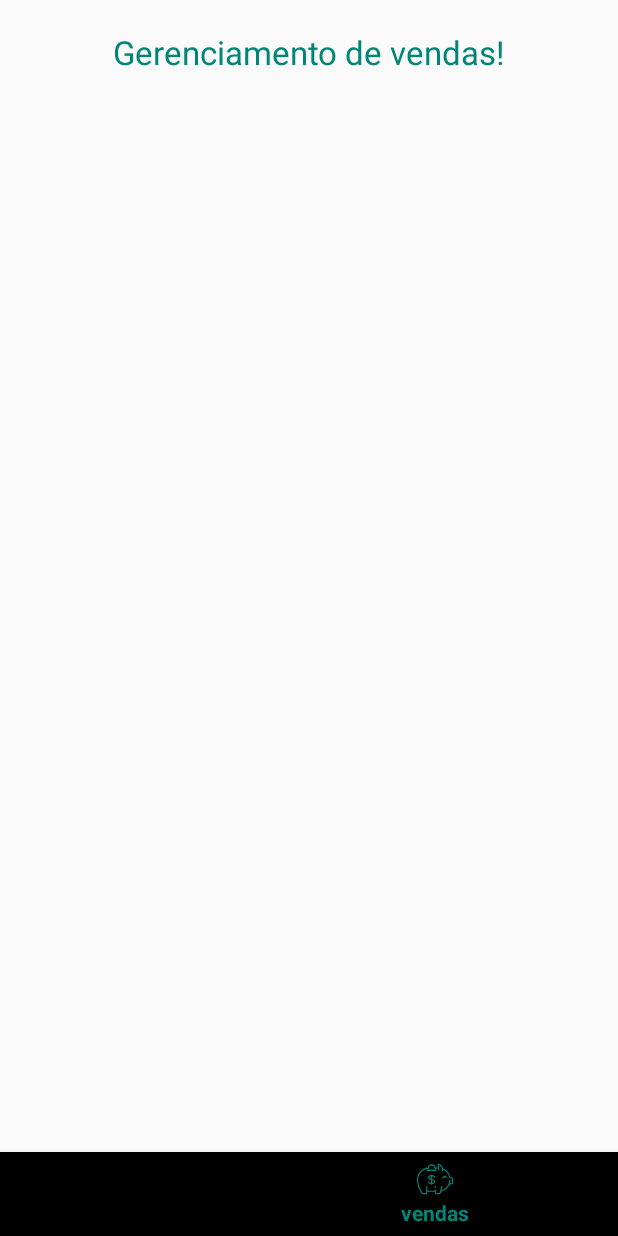
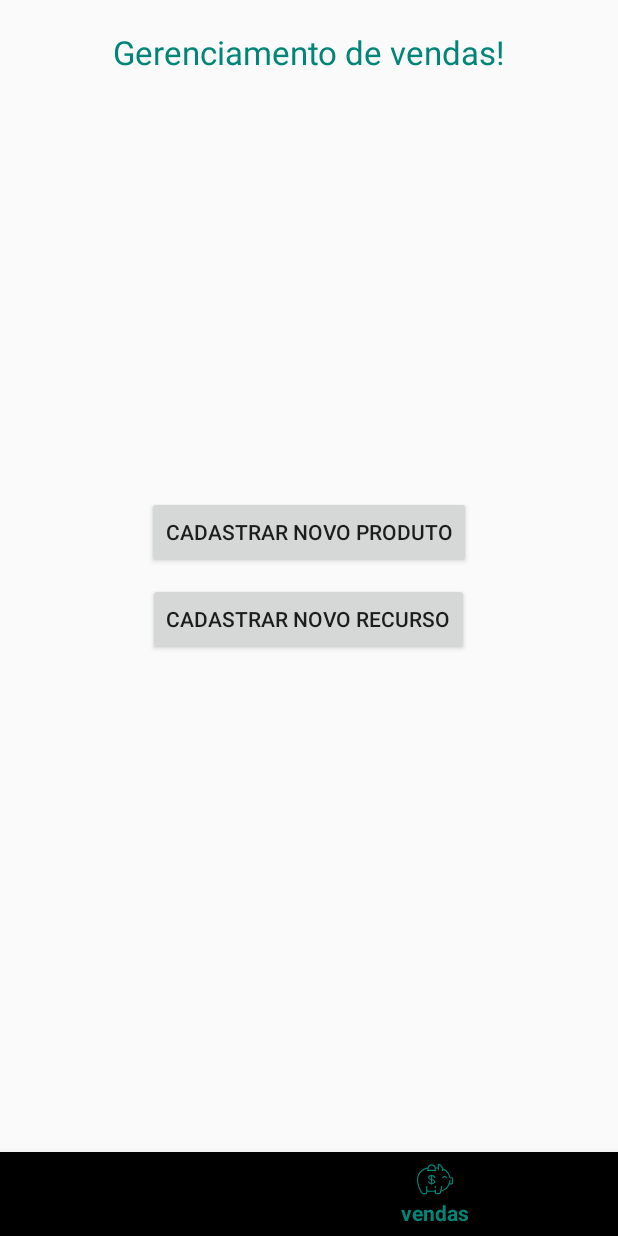
Before and after one commit to RodrigoNorio/construcao_software, an Android app: the screen it shows after launch (MainActivity), item 2 of the bottom bar chosen, on a phone screen of 412 x 824 dp. Run offline under Robolectric (Android 15) with nearby library versions, the light colour scheme and no system bars; our stand-ins replace ButterKnife.

Commit message:
Criação das telas de cadastro de Produto e Recurso. Implementação inicial dos botões de navegação para telas de cadastro das entidades.

```diff
--- a/app/src/main/java/com/example/trabalhocs/View/Fragments/FragmentVendas.java
+++ b/app/src/main/java/com/example/trabalhocs/View/Fragments/FragmentVendas.java
@@ -1,17 +1,29 @@
 package com.example.trabalhocs.View.Fragments;
 
+import android.content.Intent;
 import android.os.Bundle;
 import android.view.LayoutInflater;
 import android.view.View;
 import android.view.ViewGroup;
 
+import androidx.appcompat.widget.AppCompatButton;
 import androidx.fragment.app.Fragment;
 
 import com.example.trabalhocs.R;
+import com.example.trabalhocs.View.CadastrarProdutoActivity;
+import com.example.trabalhocs.View.CadastrarRecursoActivity;
 
+import butterknife.BindView;
 import butterknife.ButterKnife;
+import butterknife.OnClick;
 
 public class FragmentVendas extends Fragment {
+
+    @BindView(R.id.btn_cadastrar_produto)
+    AppCompatButton btnCadastrarProduto;
+
+    @BindView(R.id.btn_cadastrar_recurso)
+    AppCompatButton btnCadastrarRecurso;
 
     public FragmentVendas() {
         // Required empty public constructor
@@ -31,4 +43,15 @@ public class FragmentVendas extends Fragment {
         return view;
     }
 
+    @OnClick(R.id.btn_cadastrar_produto)
+    void clickBtnCadastrarProduto() {
+        Intent intent = new Intent(getContext(), CadastrarProdutoActivity.class);
+        startActivity(intent);
+    }
+
+    @OnClick(R.id.btn_cadastrar_recurso)
+    void clickBtnCadastrarRecurso() {
+        Intent intent = new Intent(getContext(), CadastrarRecursoActivity.class);
+        startActivity(intent);
+    }
 }
--- /dev/null
+++ b/app/src/main/res/drawable/ic_voltar.xml
@@ -0,0 +1,5 @@
+<vector android:autoMirrored="true" android:height="24dp"
+    android:tint="#808080" android:viewportHeight="24.0"
+    android:viewportWidth="24.0" android:width="24dp" xmlns:android="http://schemas.android.com/apk/res/android">
+    <path android:fillColor="#FF000000" android:pathData="M21,11H6.83l3.58,-3.59L9,6l-6,6 6,6 1.41,-1.41L6.83,13H21z"/>
+</vector>
--- a/app/src/main/res/layout/fragment_vendas.xml
+++ b/app/src/main/res/layout/fragment_vendas.xml
@@ -4,6 +4,7 @@
     android:layout_height="match_parent">
 
     <TextView
+        android:id="@+id/tv_titulo"
         android:layout_width="match_parent"
         android:layout_height="wrap_content"
         android:layout_alignParentTop="true"
@@ -13,5 +14,28 @@
         android:textColor="@color/colorPrimary"
         android:textSize="22sp" />
 
+    <LinearLayout
+        android:id="@+id/ll_btns"
+        android:layout_width="match_parent"
+        android:layout_height="wrap_content"
+        android:layout_centerInParent="true"
+        android:gravity="center"
+        android:orientation="vertical">
+
+        <androidx.appcompat.widget.AppCompatButton
+            android:id="@+id/btn_cadastrar_produto"
+            android:layout_width="wrap_content"
+            android:layout_height="wrap_content"
+            android:text="@string/cadastrar_produto" />
+
+        <androidx.appcompat.widget.AppCompatButton
+            android:id="@+id/btn_cadastrar_recurso"
+            android:layout_width="wrap_content"
+            android:layout_height="wrap_content"
+            android:layout_marginTop="10dp"
+            android:text="@string/cadastrar_novo_recurso" />
+
+
+    </LinearLayout>
 
 </RelativeLayout>
--- a/app/src/main/res/values/colors.xml
+++ b/app/src/main/res/values/colors.xml
@@ -3,4 +3,5 @@
     <color name="colorPrimary">#008577</color>
     <color name="colorPrimaryDark">#00574B</color>
     <color name="colorAccent">#48B11D</color>
+    <color name="branco">#ffffff</color>
 </resources>
--- a/app/src/main/res/values/strings.xml
+++ b/app/src/main/res/values/strings.xml
@@ -24,5 +24,8 @@
     <string name="nav_financeiro">financeiro</string>
     <string name="nav_vendas">vendas</string>
     <string name="vendas_titulo">Gerenciamento de vendas!</string>
+    <string name="cadastrar_produto">Cadastrar novo Produto</string>
+    <string name="cadastrar_novo_recurso">Cadastrar novo Recurso</string>
+    <string name="cadastrar">cadastrar</string>
 
 </resources>
```
Also changed, not shown: app/src/main/java/com/example/trabalhocs/View/CadastrarProdutoActivity.java (added, +25 -0 lines), app/src/main/java/com/example/trabalhocs/View/CadastrarRecursoActivity.java (added, +25 -0 lines), app/src/main/res/layout/activity_cadastrar_produto.xml (added, +47 -0 lines), app/src/main/res/layout/activity_cadastrar_recurso.xml (added, +47 -0 lines).
